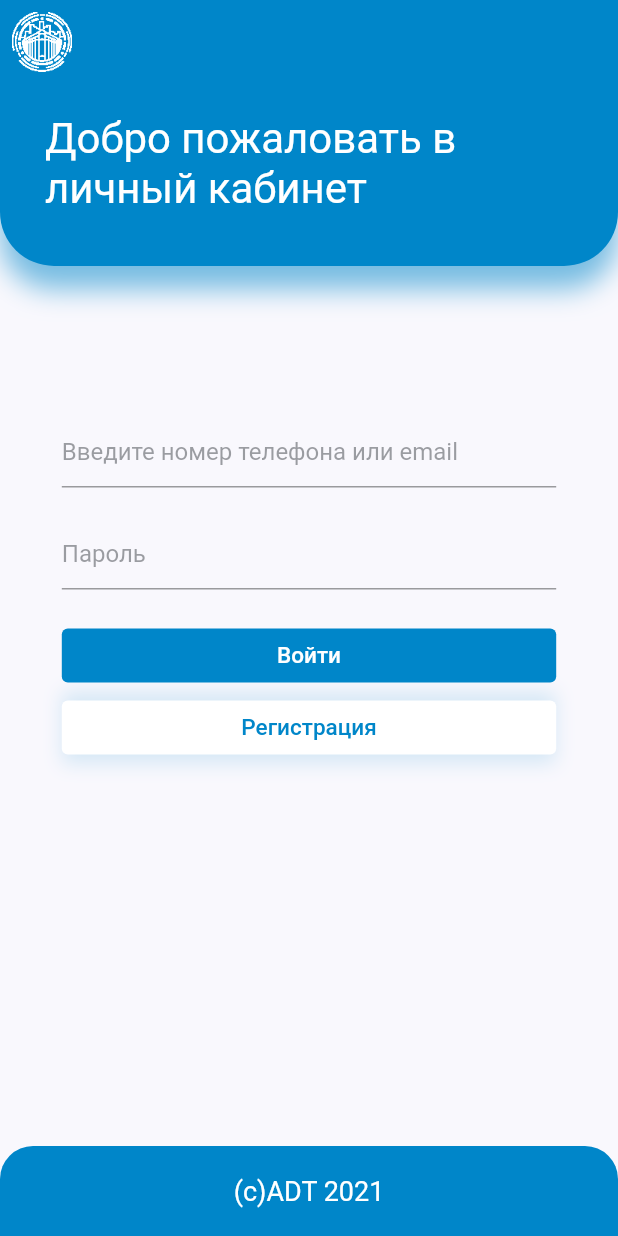
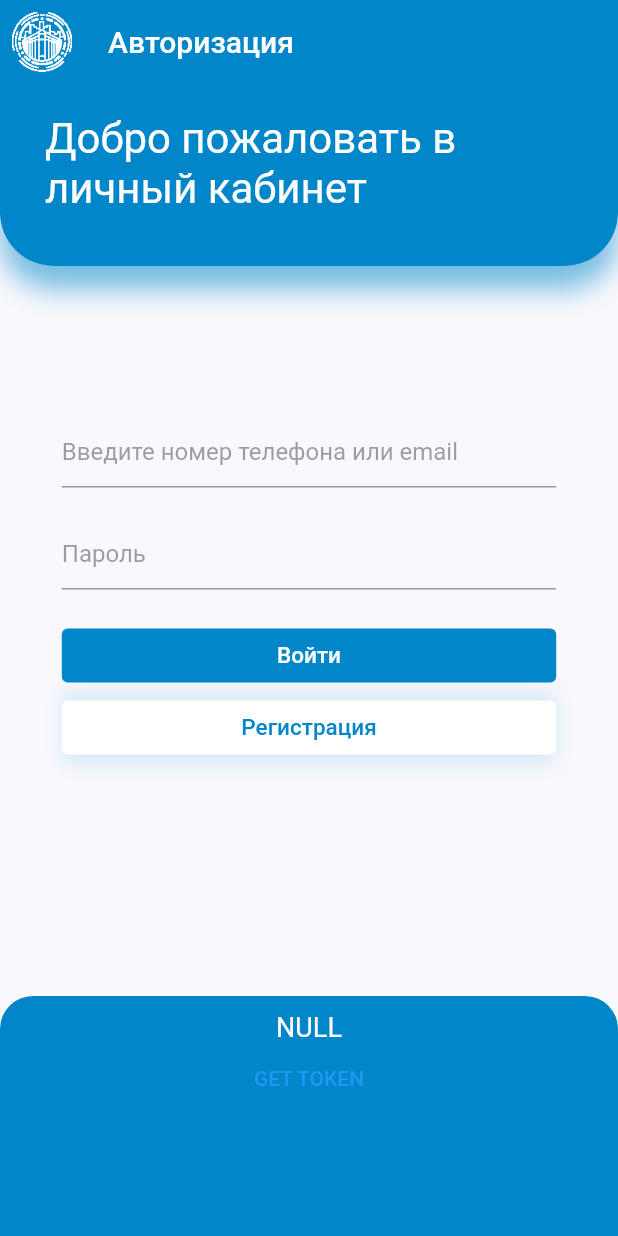
Before and after one commit to dudosyka/adtspb_node_flutter, a Flutter app: the screen it shows after launch, after a tap on "Войти", on a phone screen of 412 x 824 dp. Run offline on Flutter 3.47's test engine with Material 2 defaults, Android fonts, the phone set to English and light mode, and no system bars; our stand-ins replace localstorage; network calls fail.

```diff
--- a/lib/components/nav_bottom.dart
+++ b/lib/components/nav_bottom.dart
@@ -1,12 +1,36 @@
+import 'dart:developer';
+
 import 'package:adtspb/constants.dart';
+import 'package:adtspb/modules/LocalStorage.dart';
 import 'package:flutter/cupertino.dart';
 import 'package:flutter/material.dart';
 
-class NavBottom extends StatelessWidget {
+class NavBottom extends StatefulWidget {
+  String? token;
+
+  NavBottom({Key? key, this.token}) : super(key: key);
+
+  @override
+  NavBottomState createState() => NavBottomState(this.token);
+}
+
+class NavBottomState extends State<NavBottom> {
+  String? token;
+
+  NavBottomState(this.token);
+
+  void getToken() {
+    MyLocalStorage storage = new MyLocalStorage();
+    this.setState(() {
+      this.token = storage.token ?? "TOKEN NOT FOUNDed";
+      log(this.token.toString());
+    });
+  }
+
   @override
   Widget build(BuildContext context) {
     return Container(
-      height: 60,
+      height: 160,
       padding: EdgeInsets.all(kDefaultPadding - 10),
       decoration: BoxDecoration(
         color: kPrimaryColor,
@@ -16,12 +40,20 @@ class NavBottom extends StatelessWidget {
         ),
       ),
       alignment: Alignment.center,
-      child: Text(
-        "(c)ADT 2021",
-        style: TextStyle(
-          color: Colors.white,
-          fontSize: 18,
-        ),
+      child: Column(
+        children: [
+          Text(
+            this.token ?? 'NULL',
+            style: TextStyle(
+              color: Colors.white,
+              fontSize: 18,
+            ),
+          ),
+          TextButton(
+            child: Text("GET TOKEN"),
+            onPressed: this.getToken,
+          )
+        ],
       ),
     );
   }
--- a/lib/main.dart
+++ b/lib/main.dart
@@ -12,6 +12,8 @@ void main() {
 }
 
 class MyApp extends StatelessWidget {
+  final MyLocalStorage storage = new MyLocalStorage();
+
   @override
   Widget build(BuildContext context) {
     return MaterialApp(
@@ -21,7 +23,16 @@ class MyApp extends StatelessWidget {
           textTheme: Theme.of(context).textTheme.apply(bodyColor: kTextColor),
           scaffoldBackgroundColor: kBackgroundColor,
         ),
-        home: checkAuthorization(),
+        home: FutureBuilder(
+          future: this.storage.storage.ready,
+          builder: (context, snapshot) {
+            if (snapshot.data == true) {
+              log(storage.token ?? "TOKEN NULL");
+              if (storage.token != null) return HomeScreen();
+            }
+            return AuthScreen();
+          },
+        ),
         routes: <String, WidgetBuilder>{
           '/home': (BuildContext context) => HomeScreen(),
           '/login': (BuildContext context) => AuthScreen()
--- a/lib/modules/Authorization.dart
+++ b/lib/modules/Authorization.dart
@@ -21,11 +21,6 @@ class Authorization {
     Object data = {
       "token": token,
     };
-    api.request(query, data).then((Stream? stream) {
-      stream!.listen((event) {
-        // log(event);
-      });
-    });
   }
 
   auth() async {
@@ -39,7 +34,6 @@ class Authorization {
     Map res = await api.request(query, data, "login");
     if (res["data"] != null) {
       this.storage.token = res["data"]["token"];
-      log(this.storage.token!);
       return true;
     } else {
       return false;
--- a/lib/modules/api/Api.dart
+++ b/lib/modules/api/Api.dart
@@ -2,13 +2,17 @@ import 'dart:io';
 
 abstract class Api {
   late String token;
-  late Future<HttpClientRequest> httpRequest;
+  late HttpClient httpClient = new HttpClient();
 
   String route;
 
   Api(this.route) {
-    HttpClient httpClient = new HttpClient();
+    // this.httpClient = new HttpClient();
     // Uri uri = Uri.parse("http://dudosyka-pc:8080/" + this.route);
-    this.httpRequest = httpClient.post("192.168.1.62", 8080, this.route);
+    // this.httpRequest = httpClient.post("192.168.1.62", 8080, this.route);
+  }
+
+  get httpRequest {
+    return this.httpClient.post("192.168.1.62", 8080, this.route);
   }
 }
--- a/lib/screens/auth/auth_screen.dart
+++ b/lib/screens/auth/auth_screen.dart
@@ -1,8 +1,14 @@
+import 'package:adtspb/modules/LocalStorage.dart';
 import 'package:adtspb/screens/auth/components/auth_body.dart';
 import 'package:adtspb/components/nav_bottom.dart';
 import 'package:flutter/material.dart';
 
+// ignore: must_be_immutable
 class AuthScreen extends StatelessWidget {
+  String? token;
+
+  AuthScreen({Key? key, this.token}) : super(key: key);
+
   @override
   Widget build(BuildContext context) {
     return Scaffold(
@@ -12,6 +18,7 @@ class AuthScreen extends StatelessWidget {
           icon: Image.asset("assets/images/logo_light.png"),
           onPressed: () {},
         ),
+        title: Text("Авторизация"),
       ),
       body: AuthBody(),
       bottomNavigationBar: NavBottom(),
--- a/lib/screens/auth/components/auth_form.dart
+++ b/lib/screens/auth/components/auth_form.dart
@@ -1,3 +1,5 @@
+import 'dart:developer';
+
 import 'package:adtspb/modules/Authorization.dart';
 import 'package:adtspb/screens/home/home_screen.dart';
 import 'package:flutter/material.dart';
@@ -33,6 +35,7 @@ class AuthForm extends StatelessWidget {
               onChanged: (value) {
                 this.login = value;
               },
+              keyboardType: TextInputType.emailAddress,
               decoration: InputDecoration(
                 hintText: "Введите номер телефона или email",
                 hintStyle: TextStyle(
@@ -51,8 +54,12 @@ class AuthForm extends StatelessWidget {
             ),
             child: TextField(
               onChanged: (value) {
+                log(value);
                 this.password = value;
               },
+              obscureText: true,
+              keyboardType: TextInputType.visiblePassword,
+              obscuringCharacter: "*",
               decoration: InputDecoration(
                 hintText: "Пароль",
                 hintStyle: TextStyle(
```
Also changed, not shown: lib/models/model.dart (added, +7 -0 lines), lib/models/user.dart (added, +10 -0 lines), lib/modules/api/MainApi.dart (+16 -10 lines), lib/screens/home/components/home_screen_body.dart (+53 -0 lines), lib/screens/home/home_screen.dart (+28 -15 lines).
